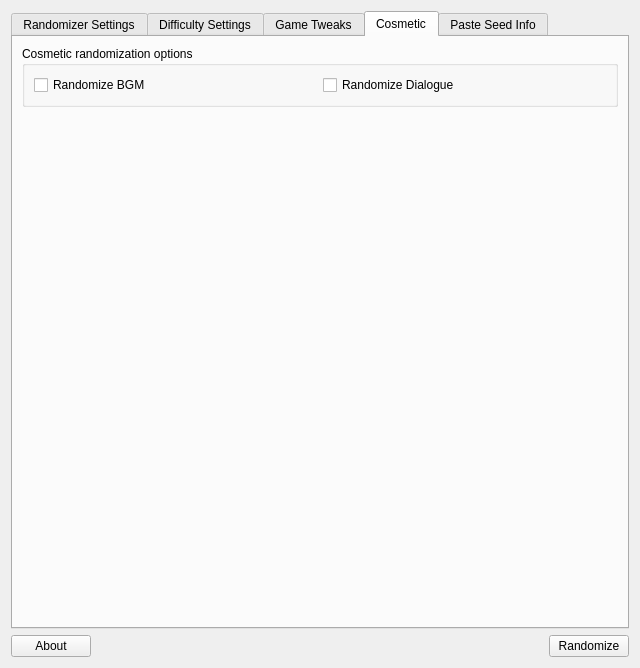
First picture: the form in randomizer.ui, repository LagoLunatic/dsvrandom, before the edit.
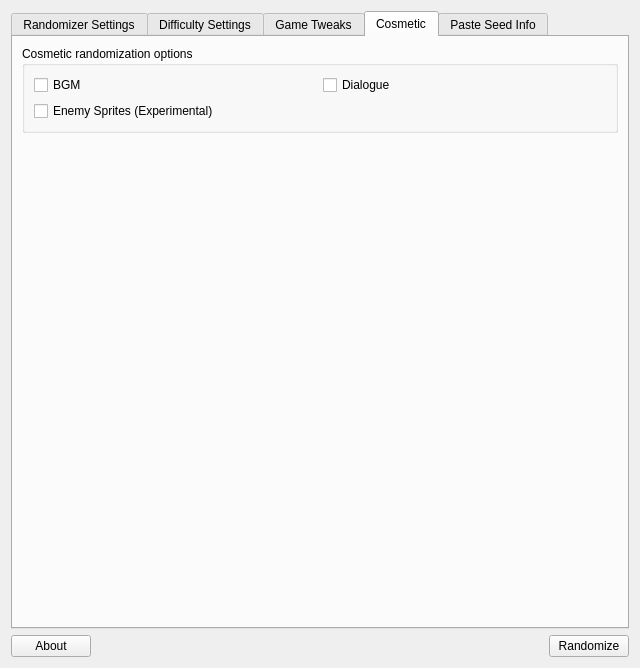
Second picture: the form after the edit. The open tabs and pages were chosen to show the change. Icons and pictures are not drawn.

Commit message: Started work on enemy sprite rando (buggy, don't use yet!)

Diff of the .ui file:
```diff
--- a/randomizer.ui
+++ b/randomizer.ui
@@ -880,14 +880,25 @@
             <item>
              <widget class="QCheckBox" name="randomize_bgm">
               <property name="text">
-               <string>Randomize BGM</string>
+               <string>BGM</string>
               </property>
              </widget>
             </item>
             <item>
              <widget class="QCheckBox" name="randomize_dialogue">
               <property name="text">
-               <string>Randomize Dialogue</string>
+               <string>Dialogue</string>
+              </property>
+             </widget>
+            </item>
+           </layout>
+          </item>
+          <item>
+           <layout class="QHBoxLayout" name="horizontalLayout_21">
+            <item>
+             <widget class="QCheckBox" name="randomize_enemy_sprites">
+              <property name="text">
+               <string>Enemy Sprites (Experimental)</string>
               </property>
              </widget>
             </item>
```
The commit also changes 6 other files.
